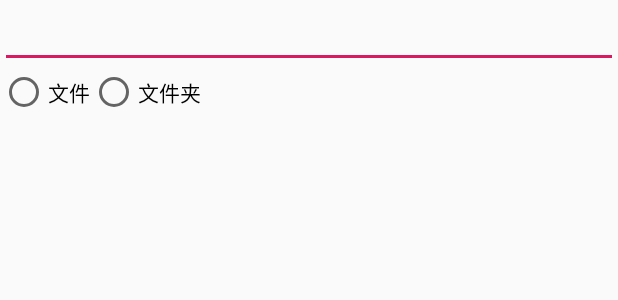
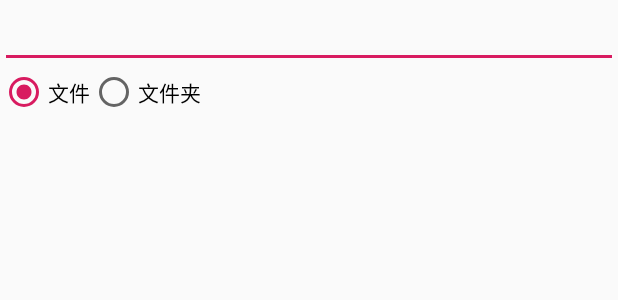
Before and after one commit to CreeperSan/C_FileManager, an Android app: the layout dialog_file_fragment_new.xml on its own in the app's theme, with its tools: preview values and no code run, on a phone screen of 412 x 824 dp. Shown: the top 300 px of the screen. Run offline under Robolectric (Android 15) with nearby library versions, the phone set to English and light mode, and no system bars.

```diff
--- a/app/src/main/res/layout/dialog_file_fragment_new.xml
+++ b/app/src/main/res/layout/dialog_file_fragment_new.xml
@@ -1,5 +1,6 @@
 <?xml version="1.0" encoding="utf-8"?>
 <LinearLayout xmlns:android="http://schemas.android.com/apk/res/android"
+              xmlns:tools="http://schemas.android.com/tools"
               android:orientation="vertical"
               android:layout_width="match_parent"
               android:layout_height="match_parent">
@@ -9,16 +10,30 @@
             android:layout_width="match_parent"
             android:layout_height="wrap_content"/>
 
+    <TextView
+            android:visibility="gone"
+            android:layout_gravity="center"
+            android:textColor="@color/red"
+            android:textSize="12sp"
+            tools:text="asdasdasdasdasd"
+            android:id="@+id/dialogFileFragmentHintText"
+            android:layout_width="wrap_content"
+            android:layout_height="wrap_content"/>
+
     <RadioGroup
+            android:id="@+id/dialogFileFragmentRadioGroup"
             android:orientation="horizontal"
             android:layout_width="match_parent"
             android:layout_height="wrap_content">
         <RadioButton
-                android:text="文件"
+                android:id="@+id/dialogFileFragmentRadioButtonFile"
+                android:checked="true"
+                android:text="@string/dialogFileFragmentNewFile"
                 android:layout_width="wrap_content"
                 android:layout_height="wrap_content"/>
         <RadioButton
-                android:text="文件夹"
+                android:id="@+id/dialogFileFragmentRadioButtonFolder"
+                android:text="@string/dialogFileFragmentNewFolder"
                 android:layout_width="wrap_content"
                 android:layout_height="wrap_content"/>
     </RadioGroup>
--- a/app/src/main/res/values/colors.xml
+++ b/app/src/main/res/values/colors.xml
@@ -3,4 +3,6 @@
     <color name="colorPrimary">#008577</color>
     <color name="colorPrimaryDark">#00574B</color>
     <color name="colorAccent">#D81B60</color>
+
+    <color name="red">#FF0000</color>
 </resources>
--- a/app/src/main/res/values/strings.xml
+++ b/app/src/main/res/values/strings.xml
@@ -22,6 +22,13 @@
     <string name="dialogFileFragmentNewTitle">新建…</string>
     <string name="dialogFileFragmentNewPosText">创建</string>
     <string name="dialogFileFragmentNewNegText">取消</string>
+    <string name="dialogFileFragmentNewFile">文件</string>
+    <string name="dialogFileFragmentNewFolder">文件夹</string>
+    <string name="dialogFileFragmentNewHintFileNameEmpty">文件名称不能为空</string>
+    <string name="dialogFileFragmentNewHintFileNameExist">文件名称已经存在</string>
+    <string name="dialogFileFragmentNewHintFileNameIllegal">文件名称不合法</string>
+    <string name="dialogFileFragmentNewHintFileCreateFail">创建文件失败</string>
+    <string name="dialogFileFragmentNewHintFileCreateSuccess">创建成功</string>
 
     <string name="debugProcessing">正在开发中…</string>
 </resources>
```
Also changed, not shown: app/src/main/java/com/creepersan/file/fragment/FileFragment.kt (+58 -9 lines), app/src/main/java/com/creepersan/file/view/DialogBuilder.kt (added, +88 -0 lines), app/src/main/java/com/creepersan/file/view/ItemRecyclerView.kt (added, +28 -0 lines).
